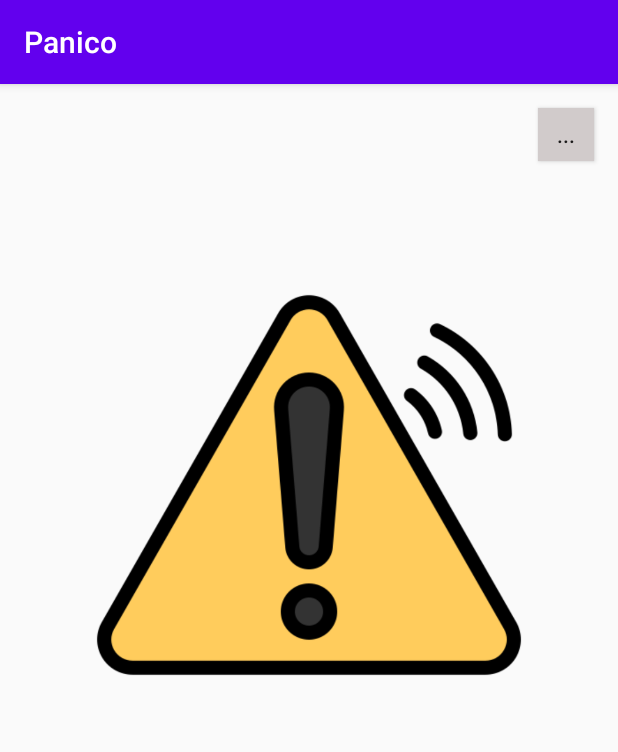
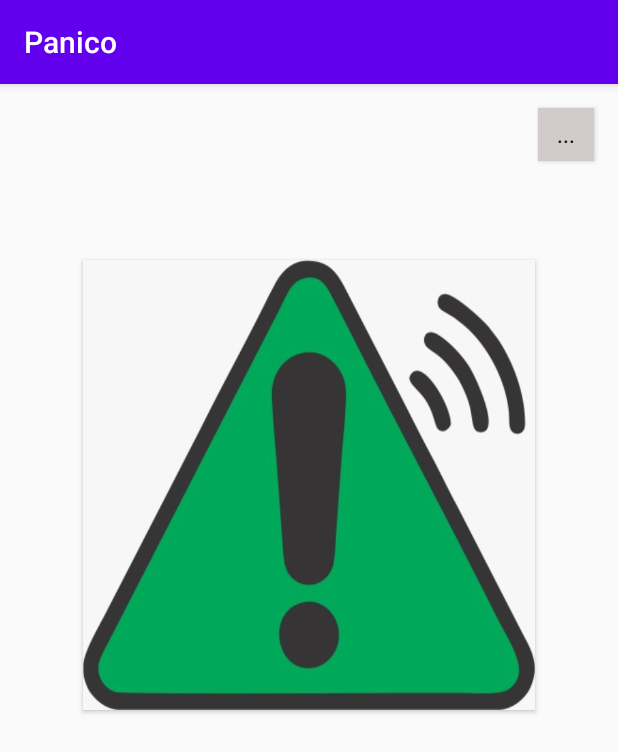
Before and after one commit to crystianyamakawa/Panico, an Android app: the screen it shows after launch (MainActivity), on a phone screen of 412 x 824 dp. Shown: the top 752 px of the screen. Run offline under Robolectric (Android 15) with nearby library versions, the light colour scheme and no system bars.

Commit message:
imagens botao

```diff
--- a/app/src/main/res/layout/activity_main.xml
+++ b/app/src/main/res/layout/activity_main.xml
@@ -23,7 +23,7 @@
         android:id="@+id/btPanico"
         android:layout_width="301dp"
         android:layout_height="300dp"
-        android:background="@drawable/perigo2"
+        android:background="@drawable/panico_green"
         app:layout_constraintBottom_toBottomOf="parent"
         app:layout_constraintEnd_toEndOf="parent"
         app:layout_constraintStart_toStartOf="parent"
```
Also changed, not shown: app/src/main/java/com/crystian/panico/MainActivity.java (+8 -0 lines), app/src/main/res/drawable/panico_green.jpeg (added), app/src/main/res/drawable/panico_red.jpeg (added), app/src/main/res/drawable/panico_yellow.jpeg (added).
